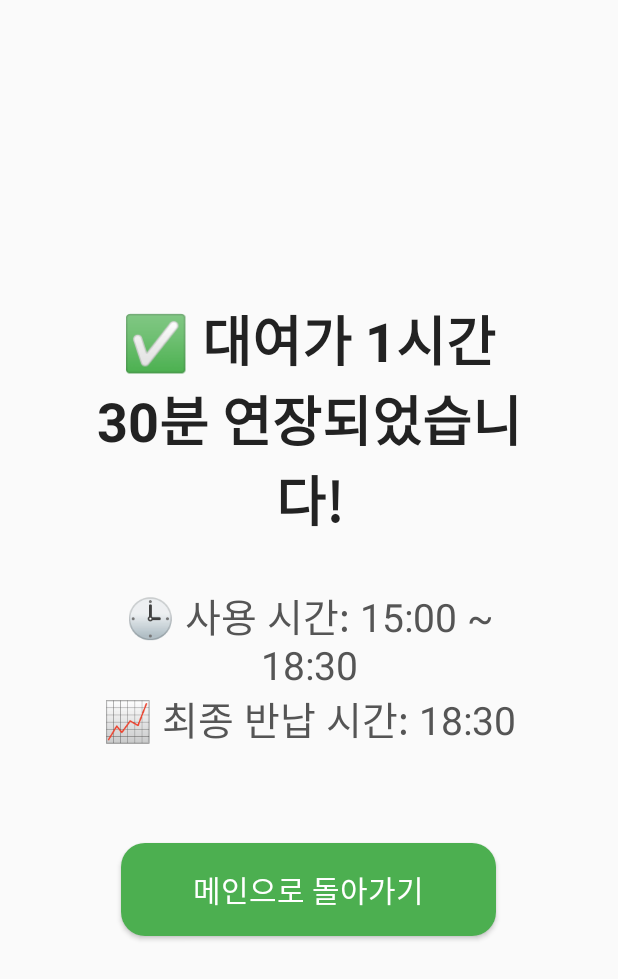
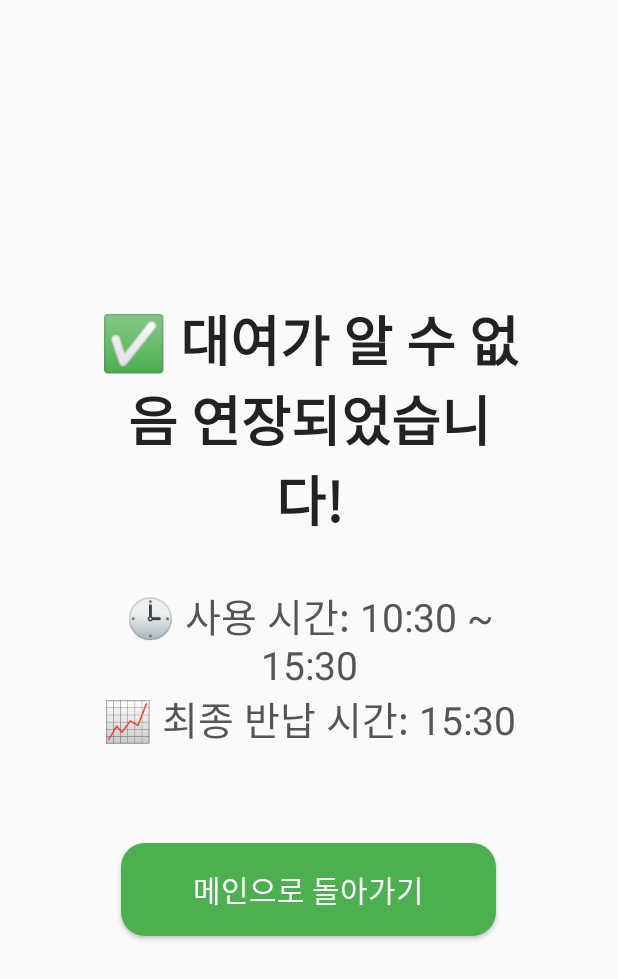
Before and after one commit to HEEWONLEE7/Temify, an Android app built with Jetpack Compose: the ExtendRentalActivity screen opened directly, with no data from a screen before it, after a tap on "+ 1시간 30분", on a phone screen of 412 x 824 dp. Shown: the top 979 px of the screen. Run offline under Robolectric (Android 15) with nearby library versions, the phone set to English and light mode, and no system bars; our stand-ins replace Firebase (no records; nobody signed in at launch, a user with empty details on screens opened directly).

```diff
--- a/app/src/main/AndroidManifest.xml
+++ b/app/src/main/AndroidManifest.xml
@@ -15,7 +15,7 @@
 
         <!-- 앱 시작화면 -->
         <activity
-            android:name=".MovingToUserActivity"
+            android:name=".MainActivity"
             android:exported="true"
             android:theme="@style/Theme.Temify">
             <intent-filter>
@@ -25,7 +25,7 @@
         </activity>
 
         <!-- 주요 화면들 -->
-        <activity android:name=".MainActivity" />
+        <activity android:name=".MovingToUserActivity" />
         <activity android:name=".LoginActivity" />
         <activity android:name=".ExtendRentalActivity" />
         <activity android:name=".ExtendSuccessActivity" />
--- a/app/src/main/java/com/example/temify/ExtendRentalActivity.java
+++ b/app/src/main/java/com/example/temify/ExtendRentalActivity.java
@@ -28,35 +28,42 @@ public class ExtendRentalActivity extends AppCompatActivity {
         btn60min = findViewById(R.id.btn60min);
         btn90min = findViewById(R.id.btn90min);
 
-        // 예시 정보
-        String seat = GlobalData.SEAT_NUMBER;
-        String battery = GlobalData.BATTERY_NUMBER;
-        String usage = GlobalData.START_TIME + " ~ " + GlobalData.END_TIME;
+        // ✅ 동적으로 GlobalData 값 사용
+        String seat = GlobalData.seatNumber;
+        String battery = GlobalData.batteryNumber;
+        String usage = GlobalData.startTime + " ~ " + GlobalData.endTime;
 
         textUserInfo.setText("📌 " + seat + " - " + battery);
         textUsageTime.setText("🕒 현재 사용 시간: " + usage);
 
-        btn30min.setOnClickListener(v -> goToSuccess("30분", 30));
-        btn60min.setOnClickListener(v -> goToSuccess("1시간", 60));
-        btn90min.setOnClickListener(v -> goToSuccess("1시간 30분", 90));
+        btn30min.setOnClickListener(v -> extendTime("30분", 30));
+        btn60min.setOnClickListener(v -> extendTime("1시간", 60));
+        btn90min.setOnClickListener(v -> extendTime("1시간 30분", 90));
     }
 
-    private void goToSuccess(String timeLabel, int minutesToAdd) {
-        String startTime = GlobalData.START_TIME;
-        String endTime = GlobalData.END_TIME;
+    private void extendTime(String timeLabel, int minutesToAdd) {
+        String startTime = GlobalData.startTime;
+        String endTime = GlobalData.endTime;
 
         SimpleDateFormat sdf = new SimpleDateFormat("HH:mm", Locale.getDefault());
         String newEndTime = endTime;
 
         try {
             Calendar cal = Calendar.getInstance();
-            cal.setTime(sdf.parse(endTime)); // 기존 종료 시간
-            cal.add(Calendar.MINUTE, minutesToAdd); // 연장
-            newEndTime = sdf.format(cal.getTime()); // 새 종료 시간
+            cal.setTime(sdf.parse(endTime)); // 기존 종료 시간 기준
+            cal.add(Calendar.MINUTE, minutesToAdd); // 연장 시간 추가
+            newEndTime = sdf.format(cal.getTime()); // 새로운 종료 시간 포맷팅
         } catch (ParseException e) {
             e.printStackTrace();
         }
 
+        // ✅ GlobalData의 종료 시간을 갱신
+        GlobalData.endTime = newEndTime;
+
+        // ✅ 서버에 변경된 값 업로드
+        GlobalData.uploadReservationToFirebase();
+
+        // ✅ 결과 화면으로 이동
         Intent intent = new Intent(this, ExtendSuccessActivity.class);
         intent.putExtra("extendedTime", timeLabel);
         intent.putExtra("startTime", startTime);
--- a/app/src/main/java/com/example/temify/ExtendSuccessActivity.java
+++ b/app/src/main/java/com/example/temify/ExtendSuccessActivity.java
@@ -21,9 +21,10 @@ public class ExtendSuccessActivity extends AppCompatActivity {
         textUsageInfo = findViewById(R.id.textUsageInfo);
         btnBackToMain = findViewById(R.id.btnBackToMain);
 
-        String extendedTime = getIntent().getStringExtra("extendedTime");
-        String originalStart = getIntent().getStringExtra("startTime");
-        String newEnd = getIntent().getStringExtra("endTime");
+        // ✅ GlobalData로부터 값 가져오기
+        String extendedTime = GlobalData.extendedTime;
+        String originalStart = GlobalData.startTime;
+        String newEnd = GlobalData.endTime;
 
         if (extendedTime == null) extendedTime = "알 수 없음";
         if (originalStart == null) originalStart = "??:??";
@@ -33,7 +34,6 @@ public class ExtendSuccessActivity extends AppCompatActivity {
         textUsageInfo.setText("🕒 사용 시간: " + originalStart + " ~ " + newEnd +
                 "\n📈 최종 반납 시간: " + newEnd);
 
-
         btnBackToMain.setOnClickListener(v -> {
             Intent intent = new Intent(this, MainActivity.class);
             intent.addFlags(Intent.FLAG_ACTIVITY_CLEAR_TOP);
```
Also changed, not shown: app/build.gradle (+12 -2 lines), app/src/main/java/com/example/temify/FirebaseUploader.java (added, +32 -0 lines), app/src/main/java/com/example/temify/GlobalData.java (+68 -29 lines), app/src/main/java/com/example/temify/LoginActivity.java (+12 -3 lines), app/src/main/java/com/example/temify/MainActivity.java (+7 -1 lines), app/src/main/java/com/example/temify/MovingToUserActivity.java (+7 -3 lines), app/src/main/java/com/example/temify/RentalCompleteActivity.java (+8 -13 lines), app/src/main/java/com/example/temify/ReturnCompleteActivity.java (+9 -14 lines), app/src/main/java/com/example/temify/ReturnPromptActivity.java (+42 -7 lines), app/src/main/java/com/example/temify/StockActivity.java (+61 -4 lines), app/src/main/java/com/example/temify/UserAuthActivity.java (+4 -3 lines), app/src/main/res/layout/activity_main.xml (+9 -0 lines), build.gradle (+8 -2 lines), 1 other file.
